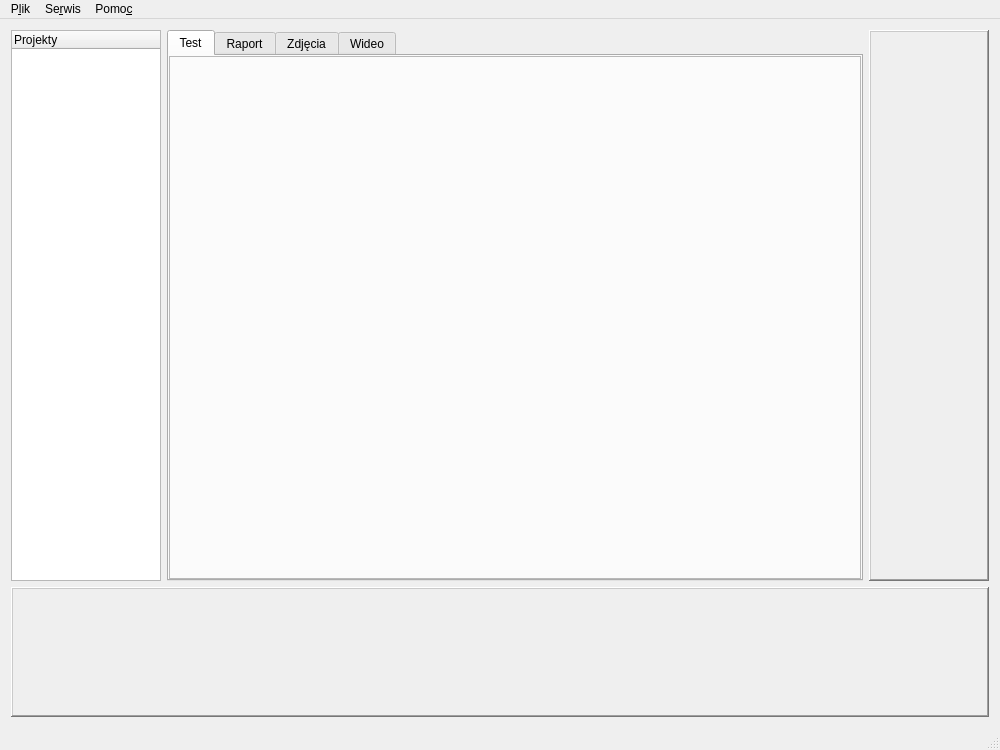
Old version of the form glowneokno.ui in the repository wiacekmarcin/StanowiskoChemiczne.
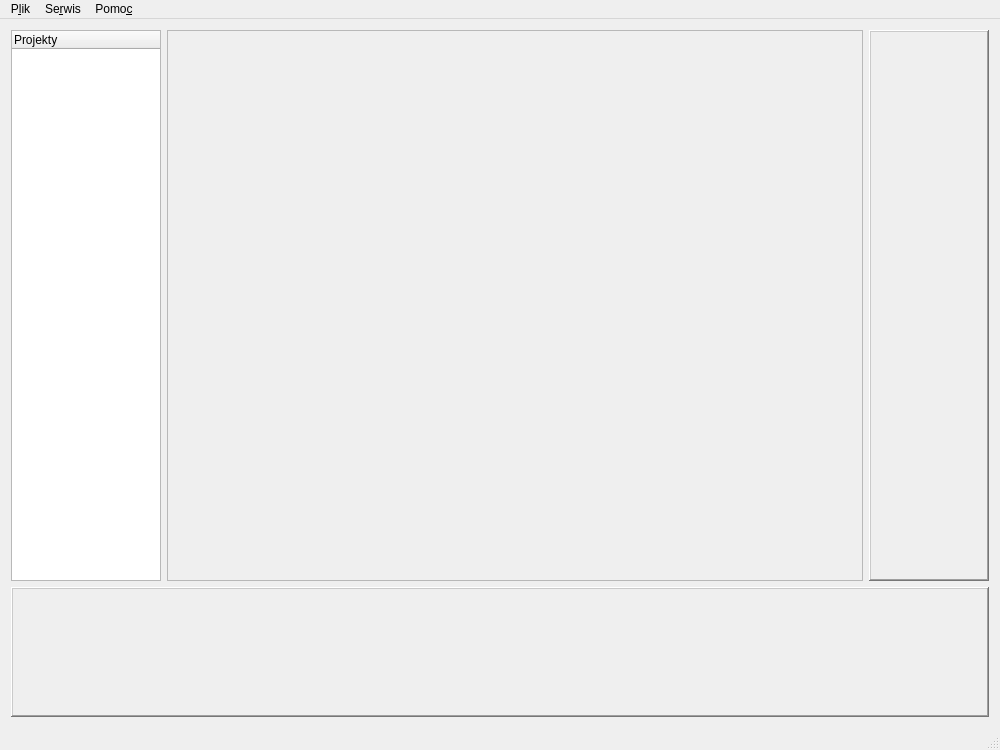
New version of the form. Custom widgets are drawn as their Qt base class.

The edit to the form file:
```diff
--- a/glowneokno.ui
+++ b/glowneokno.ui
@@ -54,7 +54,7 @@
       </column>
      </widget>
     </item>
-    <item row="1" column="0" colspan="3">
+    <item row="1" column="0" colspan="4">
      <widget class="QFrame" name="frWyniki">
       <property name="sizePolicy">
        <sizepolicy hsizetype="Preferred" vsizetype="Preferred">
@@ -77,24 +77,24 @@
       <property name="lineWidth">
        <number>2</number>
       </property>
-      <layout class="QHBoxLayout" name="horizontalLayout_2" stretch="0,0,0">
+      <layout class="QHBoxLayout" name="horizontalLayoutWyniki" stretch="0,0,0">
        <property name="spacing">
-        <number>9</number>
+        <number>2</number>
        </property>
        <property name="leftMargin">
-        <number>9</number>
+        <number>2</number>
        </property>
        <property name="topMargin">
-        <number>9</number>
+        <number>2</number>
        </property>
        <property name="rightMargin">
-        <number>9</number>
+        <number>2</number>
        </property>
        <property name="bottomMargin">
-        <number>9</number>
+        <number>2</number>
        </property>
        <item>
-        <spacer name="horizontalSpacer">
+        <spacer name="horizontalSpacer_1">
          <property name="orientation">
           <enum>Qt::Horizontal</enum>
          </property>
@@ -125,7 +125,7 @@
       </layout>
      </widget>
     </item>
-    <item row="0" column="2">
+    <item row="0" column="3">
      <widget class="OknoStatusowe" name="frCzujniki">
       <property name="sizePolicy">
        <sizepolicy hsizetype="Fixed" vsizetype="Preferred">
@@ -156,102 +156,46 @@
       </property>
      </widget>
     </item>
-    <item row="0" column="1">
-     <widget class="QStackedWidget" name="stackedWidget">
-      <property name="currentIndex">
-       <number>1</number>
+    <item row="0" column="1" colspan="2">
+     <widget class="QFrame" name="frObszarRoboczy">
+      <property name="frameShape">
+       <enum>QFrame::StyledPanel</enum>
       </property>
-      <widget class="ProjektWidget" name="projekt"/>
-      <widget class="QWidget" name="test">
-       <layout class="QVBoxLayout" name="verticalLayout_4">
-        <property name="spacing">
-         <number>0</number>
-        </property>
-        <property name="leftMargin">
-         <number>0</number>
-        </property>
-        <property name="topMargin">
-         <number>0</number>
-        </property>
-        <property name="rightMargin">
-         <number>0</number>
-        </property>
-        <property name="bottomMargin">
-         <number>0</number>
-        </property>
-        <item>
-         <widget class="QTabWidget" name="tabObszarRoboczy">
-          <property name="currentIndex">
-           <number>0</number>
-          </property>
-          <widget class="QWidget" name="tabTest">
-           <attribute name="title">
-            <string>Test</string>
-           </attribute>
-           <layout class="QVBoxLayout" name="verticalLayout_5">
-            <property name="spacing">
-             <number>0</number>
-            </property>
-            <property name="leftMargin">
-             <number>0</number>
-            </property>
-            <property name="topMargin">
-             <number>0</number>
-            </property>
-            <property name="rightMargin">
-             <number>0</number>
-            </property>
-            <property name="bottomMargin">
-             <number>0</number>
-            </property>
-            <item>
-             <widget class="QFrame" name="frTest">
-              <property name="frameShape">
-               <enum>QFrame::StyledPanel</enum>
-              </property>
-              <property name="frameShadow">
-               <enum>QFrame::Raised</enum>
-              </property>
-              <layout class="QVBoxLayout" name="verticalLayout">
-               <property name="spacing">
-                <number>0</number>
-               </property>
-               <property name="leftMargin">
-                <number>1</number>
-               </property>
-               <property name="topMargin">
-                <number>1</number>
-               </property>
-               <property name="rightMargin">
-                <number>1</number>
-               </property>
-               <property name="bottomMargin">
-                <number>1</number>
-               </property>
-              </layout>
-             </widget>
-            </item>
-           </layout>
-          </widget>
-          <widget class="QWidget" name="tabRaport">
-           <attribute name="title">
-            <string>Raport</string>
-           </attribute>
-          </widget>
-          <widget class="QWidget" name="tabFoto">
-           <attribute name="title">
-            <string>Zdjęcia</string>
-           </attribute>
-          </widget>
-          <widget class="QWidget" name="tabVideo">
-           <attribute name="title">
-            <string>Wideo</string>
-           </attribute>
-          </widget>
+      <property name="frameShadow">
+       <enum>QFrame::Raised</enum>
+      </property>
+      <layout class="QVBoxLayout" name="verticalLayoutObszarRoboczy">
+       <property name="spacing">
+        <number>0</number>
+       </property>
+       <property name="leftMargin">
+        <number>0</number>
+       </property>
+       <property name="topMargin">
+        <number>0</number>
+       </property>
+       <property name="rightMargin">
+        <number>0</number>
+       </property>
+       <property name="bottomMargin">
+        <number>0</number>
+       </property>
+       <item>
+        <widget class="QStackedWidget" name="stackedWidget">
+         <property name="currentIndex">
+          <number>1</number>
+         </property>
+         <widget class="ProjektWidget" name="Projekt"/>
+         <widget class="QWidget" name="TestyForm">
+          <layout class="QVBoxLayout" name="verticalLayout">
+           <item>
+            <widget class="QStackedWidget" name="testyStackedWidget"/>
+           </item>
+          </layout>
          </widget>
-        </item>
-       </layout>
-      </widget>
+        </widget>
+       </item>
+      </layout>
      </widget>
     </item>
    </layout>
```
